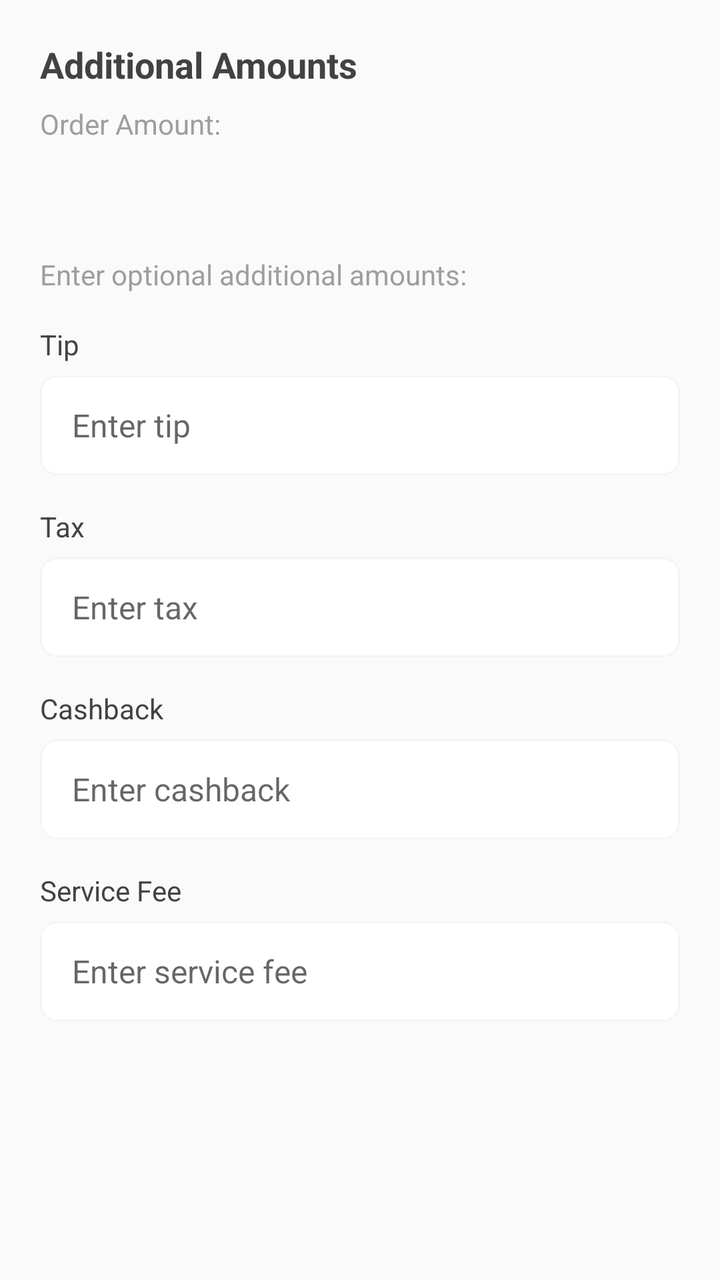
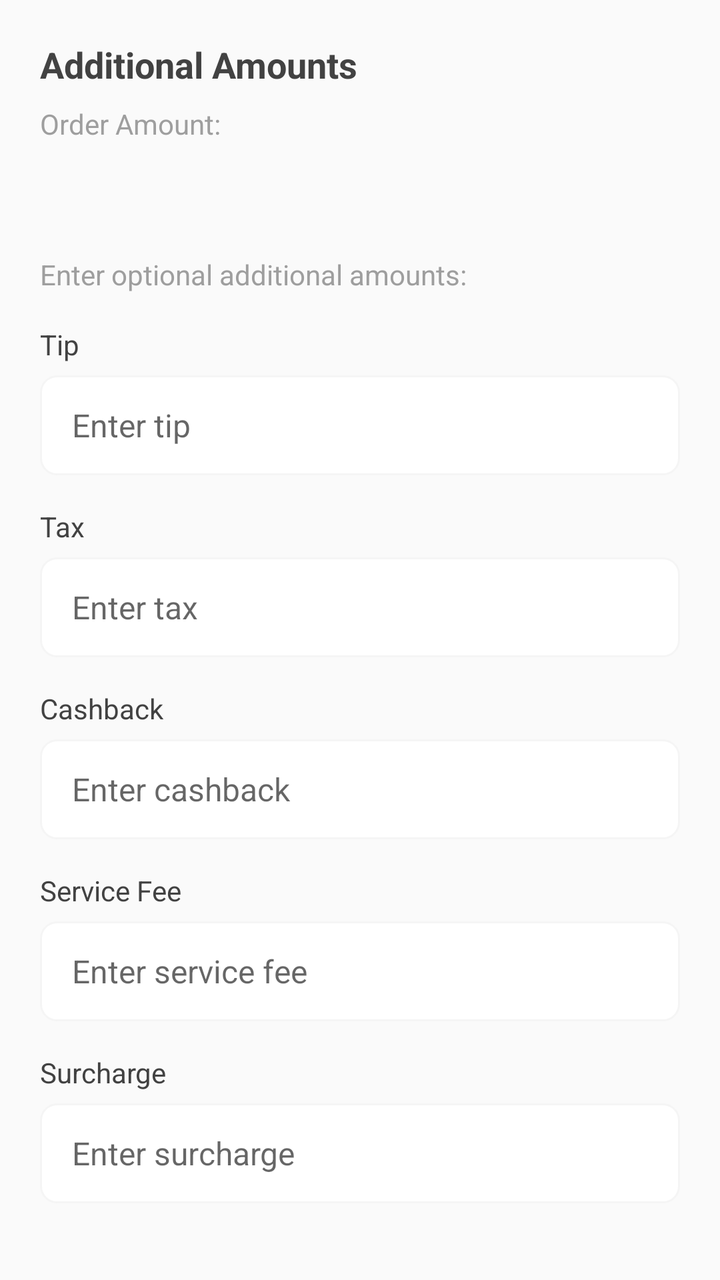

Compare the two renders of this Android layout. The source of the first and the diff that turns it into the second are given below.
<!-- AndroidManifest.xml: application theme Theme.TaplinkDemo -->
<!-- res/layout/dialog_additional_amounts.xml -->
<?xml version="1.0" encoding="utf-8"?>
<LinearLayout xmlns:android="http://schemas.android.com/apk/res/android"
    android:layout_width="match_parent"
    android:layout_height="wrap_content"
    android:orientation="vertical"
    android:padding="20dp">

    <TextView
        android:layout_width="match_parent"
        android:layout_height="wrap_content"
        android:text="Additional Amounts"
        android:textSize="18sp"
        android:textStyle="bold"
        android:textColor="@color/gray_dark"
        android:layout_marginBottom="8dp" />

    <TextView
        android:id="@+id/tv_base_amount_t"
        android:layout_width="match_parent"
        android:layout_height="wrap_content"
        android:text="Order Amount:"
        android:textSize="14sp"
        android:textColor="@color/gray_medium"
        android:layout_marginBottom="4dp" />

    <TextView
        android:id="@+id/tv_base_amount"
        android:layout_width="match_parent"
        android:layout_height="wrap_content"
        android:textSize="24sp"
        android:textStyle="bold"
        android:textColor="@color/colorPrimary"
        android:layout_marginBottom="20dp" />

    <TextView
        android:layout_width="match_parent"
        android:layout_height="wrap_content"
        android:text="Enter optional additional amounts:"
        android:textSize="14sp"
        android:textColor="@color/gray_medium"
        android:layout_marginBottom="16dp" />



    <TextView
        android:layout_width="match_parent"
        android:layout_height="wrap_content"
        android:text="Tip"
        android:textSize="14sp"
        android:textColor="@color/gray_dark"
        android:layout_marginBottom="6dp"
        android:textStyle="normal" />

    <EditText
        android:id="@+id/et_tip_amount"
        android:layout_width="match_parent"
        android:layout_height="50dp"
        android:hint="Enter tip"
        android:inputType="numberDecimal"
        android:layout_marginBottom="16dp"
        android:background="@drawable/rounded_edittext"
        android:paddingHorizontal="16dp"
        android:textSize="16sp"

        android:textColor="@color/gray_dark"
        android:gravity="center_vertical" />

    <TextView
        android:layout_width="match_parent"
        android:layout_height="wrap_content"
        android:text="Tax"
        android:textSize="14sp"
        android:textColor="@color/gray_dark"
        android:layout_marginBottom="6dp"
        android:textStyle="normal" />

    <EditText
        android:id="@+id/et_tax_amount"
        android:layout_width="match_parent"
        android:layout_height="50dp"
        android:hint="Enter tax"
        android:inputType="numberDecimal"
        android:layout_marginBottom="16dp"
        android:background="@drawable/rounded_edittext"
        android:paddingHorizontal="16dp"
        android:textSize="16sp"

        android:textColor="@color/gray_dark"
        android:gravity="center_vertical" />

    <TextView
        android:id="@+id/tv_cashback_amount"
        android:layout_width="match_parent"
        android:layout_height="wrap_content"
        android:text="Cashback"
        android:textSize="14sp"
        android:textColor="@color/gray_dark"
        android:layout_marginBottom="6dp"
        android:textStyle="normal" />

    <EditText
        android:id="@+id/et_cashback_amount"
        android:layout_width="match_parent"
        android:layout_height="50dp"
        android:hint="Enter cashback"
        android:inputType="numberDecimal"
        android:layout_marginBottom="16dp"
        android:background="@drawable/rounded_edittext"
        android:paddingHorizontal="16dp"
        android:textSize="16sp"

        android:textColor="@color/gray_dark"
        android:gravity="center_vertical" />

    <TextView
        android:id="@+id/tv_service_fee"
        android:layout_width="match_parent"
        android:layout_height="wrap_content"
        android:text="Service Fee"
        android:textSize="14sp"
        android:textColor="@color/gray_dark"
        android:layout_marginBottom="6dp"
        android:textStyle="normal" />

    <EditText
        android:id="@+id/et_service_fee"
        android:layout_width="match_parent"
        android:layout_height="50dp"
        android:hint="Enter service fee"
        android:inputType="numberDecimal"
        android:background="@drawable/rounded_edittext"
        android:paddingHorizontal="16dp"
        android:textSize="16sp"

        android:textColor="@color/gray_dark"
        android:gravity="center_vertical" />

</LinearLayout>
<!-- resources referenced by this layout -->
<resources>
  <color name="colorPrimary">#743EE4</color>
  <color name="gray_dark">#424242</color>
  <color name="gray_medium">#9E9E9E</color>
  <!-- drawable rounded_edittext (drawable) -->
  <?xml version="1.0" encoding="utf-8"?>
  <selector xmlns:android="http://schemas.android.com/apk/res/android">
      <item android:state_focused="true">
          <shape android:shape="rectangle">
              <corners android:radius="8dp" />
              <solid android:color="@color/white" />
              <stroke
                  android:width="2dp"
                  android:color="@color/colorPrimary" />
          </shape>
      </item>
      <item>
          <shape android:shape="rectangle">
              <corners android:radius="8dp" />
              <solid android:color="@color/white" />
              <stroke
                  android:width="1dp"
                  android:color="@color/gray_light" />
          </shape>
      </item>
  </selector>
  <style name="Theme.TaplinkDemo" parent="Theme.AppCompat.Light.DarkActionBar">
          <item name="colorPrimary">@color/colorPrimary</item>
          <item name="colorPrimaryDark">@color/colorPrimaryDark</item>
          <item name="colorAccent">@color/colorAccent</item>
      </style>
  <color name="white">#FFFFFF</color>
  <color name="gray_light">#F5F5F5</color>
  <color name="colorPrimaryDark">#5A2FB8</color>
  <color name="colorAccent">#9B6EF7</color>
</resources>

<!-- the commit's change to res/layout/dialog_additional_amounts.xml (unified diff, before → after) -->
@@ -135,4 +135,28 @@
         android:textColor="@color/gray_dark"
         android:gravity="center_vertical" />
 
+    <TextView
+        android:id="@+id/tv_surcharge_amount"
+        android:layout_width="match_parent"
+        android:layout_height="wrap_content"
+        android:text="Surcharge"
+        android:textSize="14sp"
+        android:textColor="@color/gray_dark"
+        android:layout_marginTop="16dp"
+        android:layout_marginBottom="6dp"
+        android:textStyle="normal" />
+
+    <EditText
+        android:id="@+id/et_surcharge_amount"
+        android:layout_width="match_parent"
+        android:layout_height="50dp"
+        android:hint="Enter surcharge"
+        android:inputType="numberDecimal"
+        android:background="@drawable/rounded_edittext"
+        android:paddingHorizontal="16dp"
+        android:textSize="16sp"
+
+        android:textColor="@color/gray_dark"
+        android:gravity="center_vertical" />
+
 </LinearLayout>
